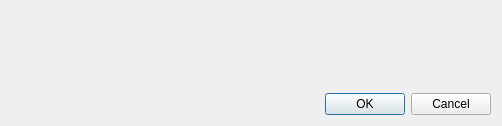
This is qonvince/ui/passworddialogue.ui in darrenedale/Qonvince as Qt 5 draws it before an edit. The edited form follows.
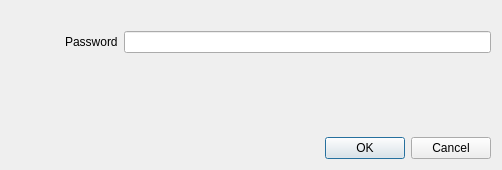
This is the edited form. Icons and pictures are not drawn. Custom widgets are drawn as their Qt base class.

Commit message:
Remove PasswordWidget
Removed PasswordWidget as, with a label, it
didn't lend itself to embedding with other
UI components, and without a label it's just
a QLineEdit.

- removed source and ui files
- updated PasswordDialogue and ChangePassphraseDialogue classes
- updated build file

The edit to the form file:
```diff
--- a/qonvince/ui/passworddialogue.ui
+++ b/qonvince/ui/passworddialogue.ui
@@ -7,7 +7,7 @@
     <x>0</x>
     <y>0</y>
     <width>502</width>
-    <height>126</height>
+    <height>170</height>
    </rect>
   </property>
   <property name="minimumSize">
@@ -74,7 +74,7 @@
       </layout>
      </item>
      <item>
-      <layout class="QVBoxLayout" name="verticalLayout">
+      <layout class="QVBoxLayout" name="passwordLayout" stretch="0,0,0">
        <item>
         <widget class="QLabel" name="message">
          <property name="text">
@@ -86,7 +86,22 @@
         </widget>
        </item>
        <item>
-        <widget class="Qonvince::PasswordWidget" name="passwordWidget" native="true"/>
+        <layout class="QHBoxLayout" name="passwordWidgetLayout">
+         <item>
+          <widget class="QLabel" name="passswordLabel">
+           <property name="text">
+            <string>Password</string>
+           </property>
+          </widget>
+         </item>
+         <item>
+          <widget class="QLineEdit" name="password">
+           <property name="echoMode">
+            <enum>QLineEdit::Password</enum>
+           </property>
+          </widget>
+         </item>
+        </layout>
        </item>
        <item>
         <spacer name="verticalSpacer">
@@ -117,14 +132,6 @@
    </item>
   </layout>
  </widget>
- <customwidgets>
-  <customwidget>
-   <class>Qonvince::PasswordWidget</class>
-   <extends>QWidget</extends>
-   <header>src/passwordwidget.h</header>
-   <container>1</container>
-  </customwidget>
- </customwidgets>
  <resources>
   <include location="../resources/icons.qrc"/>
  </resources>
```
Left out of the diff: 8 changed lines with no effect on the pictures. The commit also changes 7 other files.
